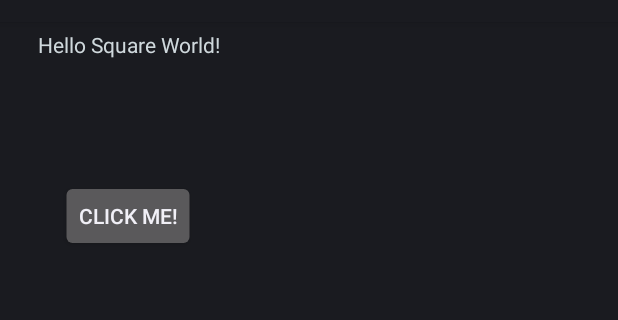
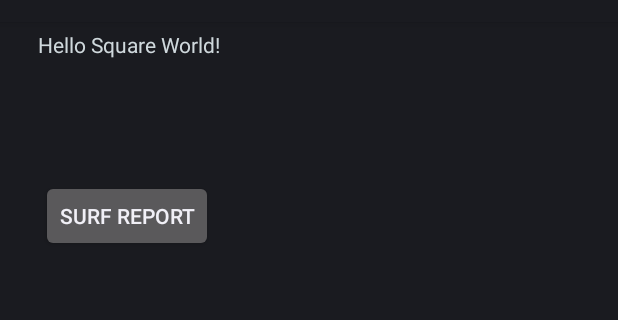
Before and after one commit to dOctorWild/WearOS-SideProj, an Android app: the screen it shows after launch (MainActivity), on a phone screen of 412 x 824 dp, the part 62-382 px from its top. Run offline under Robolectric (Android 15) with nearby library versions, the phone set to English and light mode, and no system bars; plain views replace BoxInsetLayout.

Commit message:
:sparkles: Added Report Functionality
Click the button and it will tell you where the best swell near you is.

```diff
--- a/app/src/main/java/com/example/wearos_sideproj/MainActivity.java
+++ b/app/src/main/java/com/example/wearos_sideproj/MainActivity.java
@@ -27,20 +27,23 @@ public class MainActivity extends Activity {
     }
 
     public void TestButton() {
-        final String[] LotsOfStrings = {"Yes", "Well Done!", "Nope", "I'm supposed to be proud?",
-                                        "Good Heavens", "Finally, Jesus Christ Man", "You done good kid"};
+        final String[] SurfReport= {"Kommetjie has no waves today", "Go surf pebbles its 4-6ft",
+                                    "Too big today, got 12-14ft heading through.", "Best waves near " +
+                                    "you are in Llandudno. (2-4ft Offshore Winds)", "Go to Dunes now!",
+                                    "Swell Direction looking good for Ledge right now", "Flat all round buddy."};
         final TextView changingText = (TextView) findViewById(R.id.txtChangeable);
         Button changeTextButton = (Button) findViewById(R.id.btnOne) ;
 
         changeTextButton.setOnClickListener(new View.OnClickListener() {
             @Override
             public void onClick(View view) {
-                int random = (int) (Math.random() * LotsOfStrings.length);
+                int random = (int) (Math.random() * SurfReport.length);
                 if (random == oldValue) {
-                    random = (int) (Math.random() * LotsOfStrings.length);
+                    random = (int) (Math.random() * SurfReport.length);
                 }
-                changingText.setText(LotsOfStrings[random]);
+                changingText.setText(SurfReport[random]);
                 oldValue = random;
+                changeTextButton.setVisibility(view.INVISIBLE);
             }
         });
     }
--- a/app/src/main/res/layout/activity_main.xml
+++ b/app/src/main/res/layout/activity_main.xml
@@ -18,7 +18,7 @@
         <TextView
             android:id="@+id/txtChangeable"
             android:layout_width="wrap_content"
-            android:layout_height="wrap_content"
+            android:layout_height="104dp"
             android:text="@string/hello_world"
             android:textColor="#CFD8DC"
             android:translationX="20dp" />
@@ -28,7 +28,7 @@
             android:layout_width="wrap_content"
             android:layout_height="wrap_content"
             android:text="@string/button_text"
-            android:translationX="35dp"
+            android:translationX="22dp"
             android:translationY="100dp" />
 
     </FrameLayout>
--- a/app/src/main/res/values/strings.xml
+++ b/app/src/main/res/values/strings.xml
@@ -5,6 +5,5 @@
     values-round/strings.xml for round devices.
     -->
     <string name="hello_world">Hello Square World!</string>
-    <string name="button_text">Click Me!</string>
-    <string name="text_change">You\'ve just clicked a button</string>
+    <string name="button_text">Surf Report</string>
 </resources>
```
